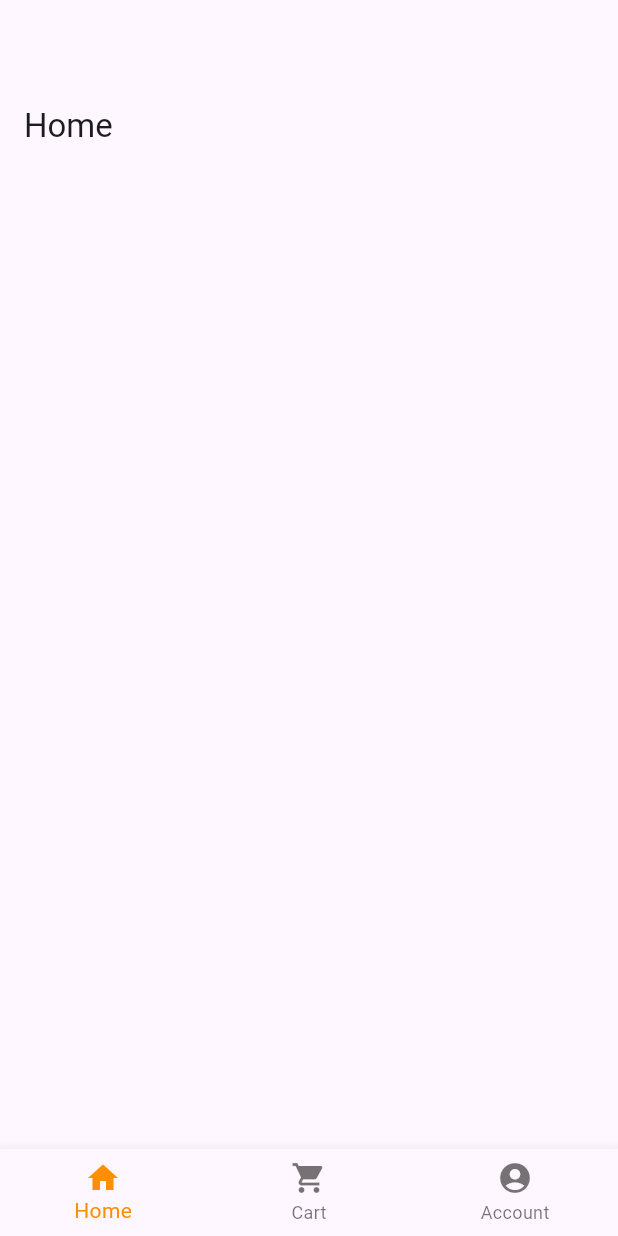
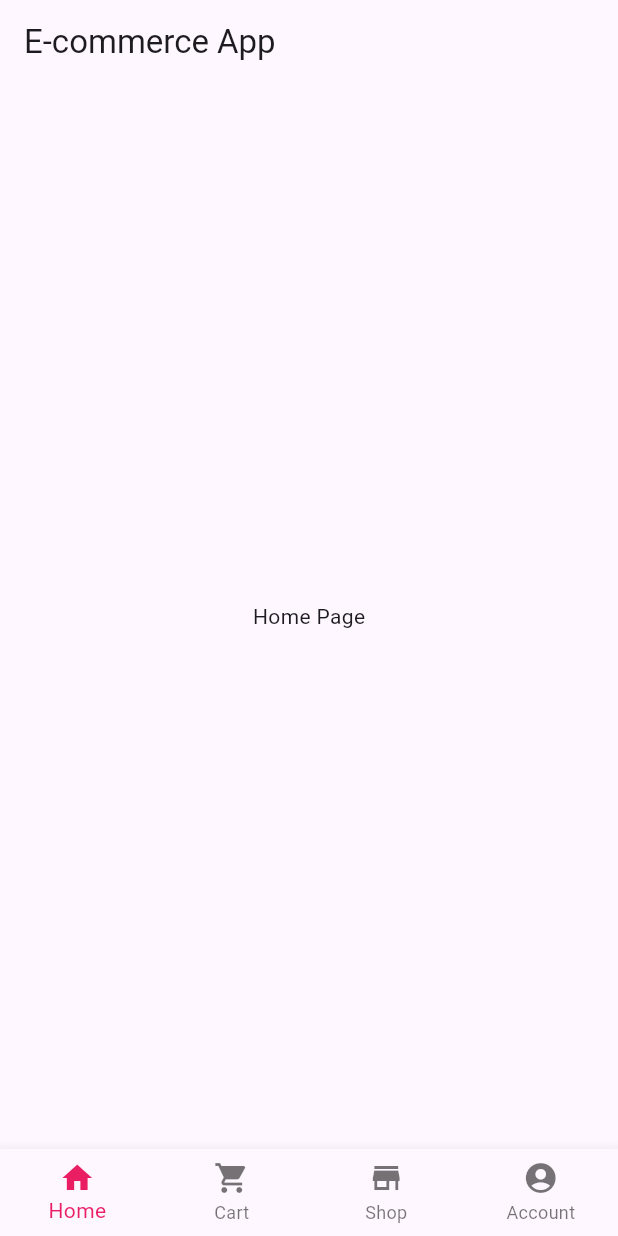
Before and after one commit to LuigiWoodhouse/Cosmetic, a Flutter app: the screen it shows after launch, after a tap on "Login", on a phone screen of 412 x 824 dp. Run offline on Flutter 3.47's test engine with Material 3 defaults, Android fonts, the light colour scheme and no system bars.

Commit message:
code cleanup

```diff
--- a/lib/buttons/cart-icon.dart
+++ b/lib/buttons/cart-icon.dart
@@ -5,8 +5,8 @@ class CartIconButton extends StatelessWidget {
   Widget build(BuildContext context) {
     return IconButton(
       onPressed: () {
-        // Navigate to cart page
-        Navigator.pushNamed(context, '/cart'); // Replace with your cart route
+        // Navigate to the home page with the cart index
+        Navigator.pushReplacementNamed(context, '/home', arguments: 1); // Pass the index of the cart page
       },
       icon: Icon(Icons.shopping_cart),
       color: Colors.pink,
--- a/lib/shop/maid.dart
+++ b/lib/items/item.dart
@@ -1,4 +1,4 @@
-import 'package:cosplay/shop/maid-view.dart';
+import 'package:cosplay/items/single-item-view.dart';
 import 'package:flutter/material.dart';
 
 class MaidPage extends StatelessWidget {
@@ -7,7 +7,7 @@ class MaidPage extends StatelessWidget {
   @override
   Widget build(BuildContext context) {
     return Scaffold(
-      appBar: AppBar(title: const Text('Maid')),
+      //appBar: AppBar(title: const Text('Maid')),
       body: Padding(
         padding: const EdgeInsets.all(8.0),
         child: GridView.builder(
--- a/lib/layout/home.dart
+++ b/lib/layout/home.dart
@@ -1,13 +1,10 @@
 import 'package:flutter/material.dart';
-import 'package:cosplay/sidenav.dart';
 
 class Home extends StatelessWidget {
   @override
   Widget build(BuildContext context) {
-    return Scaffold(
-      appBar: AppBar(
-        title: Text('Home'),
-      ),
+     return Center(
+      child: Text('Home Page'),
     );
   }
 }
--- a/lib/main.dart
+++ b/lib/main.dart
@@ -1,6 +1,7 @@
 import 'package:cosplay/layout/account.dart';
 import 'package:cosplay/layout/cart.dart';
 import 'package:cosplay/layout/home.dart';
+import 'package:cosplay/layout/shop.dart';
 import 'package:flutter/material.dart';
 import 'login.dart';
 
@@ -18,9 +19,9 @@ class MainApp extends StatelessWidget {
       initialRoute: '/login',
       routes: {
         '/login': (context) => const LoginPage(),
-        // '/home': (context) => Home(),
-        // '/cart': (context) => CartPage(),
-        // '/account': (context) => AccountPage(),
+        '/home': (context) => const HomePage(),
+        '/cart': (context) => CartPage(),
+        '/shop': (context) => ShopPage(),
       },
     );
   }
@@ -36,6 +37,20 @@ class HomePage extends StatefulWidget {
 class _HomePageState extends State<HomePage> {
   int _selectedIndex = 0;
 
+  @override
+  void initState() {
+    super.initState();
+    // Check for initial arguments and set the selected index
+    WidgetsBinding.instance.addPostFrameCallback((_) {
+      final int? initialIndex = ModalRoute.of(context)?.settings.arguments as int?;
+      if (initialIndex != null) {
+        setState(() {
+          _selectedIndex = initialIndex;
+        });
+      }
+    });
+  }
+
   void _onItemTapped(int index) {
     setState(() {
       _selectedIndex = index;
@@ -49,6 +64,8 @@ class _HomePageState extends State<HomePage> {
       case 1:
         return CartPage(); // Using your actual Cart Page widget
       case 2:
+        return ShopPage(); // Using your actual Shop Page widget
+      case 3:
         return AccountPage(); // Replace with your actual Account Page widget if needed
       default:
         return const SizedBox(); // Return a default widget
@@ -59,12 +76,13 @@ class _HomePageState extends State<HomePage> {
   Widget build(BuildContext context) {
     return Scaffold(
       appBar: AppBar(
-        //title: const Text('E-commerce App'),
+        title: const Text('E-commerce App'),
       ),
       body: Center(
         child: _getPageWidget(_selectedIndex),
       ),
       bottomNavigationBar: BottomNavigationBar(
+        type: BottomNavigationBarType.fixed, // Ensure items are properly aligned
         items: const <BottomNavigationBarItem>[
           BottomNavigationBarItem(
             icon: Icon(Icons.home),
@@ -75,12 +93,16 @@ class _HomePageState extends State<HomePage> {
             label: 'Cart',
           ),
           BottomNavigationBarItem(
+            icon: Icon(Icons.store),
+            label: 'Shop',
+          ),
+          BottomNavigationBarItem(
             icon: Icon(Icons.account_circle),
             label: 'Account',
           ),
         ],
         currentIndex: _selectedIndex,
-        selectedItemColor: Colors.amber[800],
+        selectedItemColor: Colors.pink,
         onTap: _onItemTapped,
       ),
     );
```
Also changed, not shown: lib/layout/account.dart (+2 -5 lines), lib/layout/cart.dart (+2 -5 lines), lib/layout/shop.dart (added, +31 -0 lines), lib/shop/lingerie.dart (deleted, +0 -13 lines), lib/shop/sextoy.dart (deleted, +0 -13 lines), lib/sidenav.dart (deleted, +0 -57 lines), lib/items/single-item-view.dart (renamed from lib/shop/maid-view.dart).
